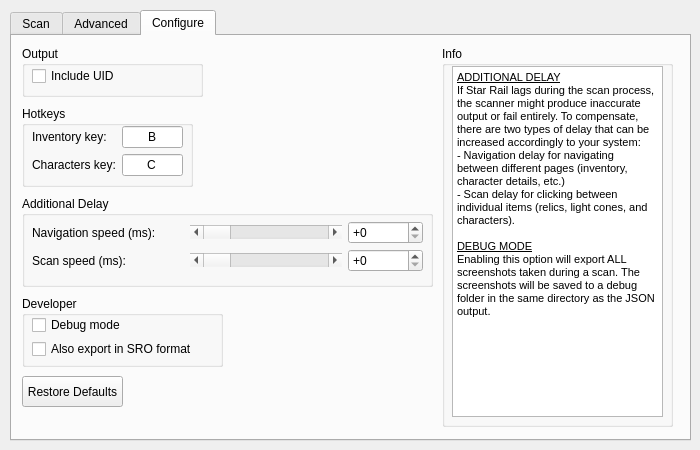
Before: the Qt Designer form src/ui/hsr_scanner.ui in kel-z/HSR-Scanner, drawn with Qt 5.
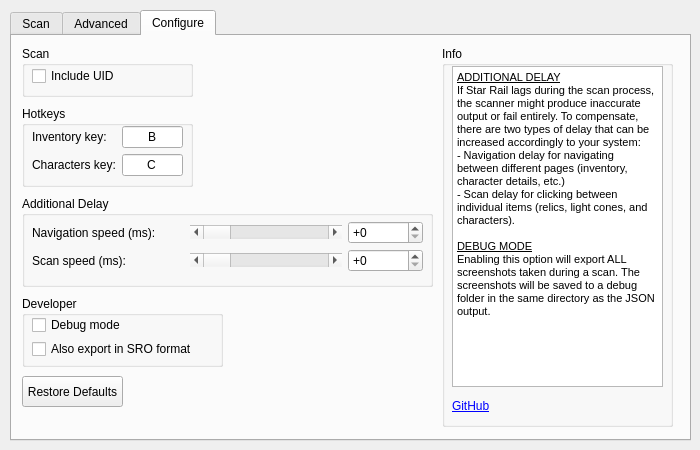
After: the same form once the commit is applied. The open tabs and pages were chosen to show the change. Custom widgets are drawn as their Qt base class.

Commit message: feat: sort relic substats after scan

```diff
--- a/src/ui/hsr_scanner.ui
+++ b/src/ui/hsr_scanner.ui
@@ -770,19 +770,19 @@
        <rect>
         <x>10</x>
         <y>10</y>
-        <width>181</width>
+        <width>171</width>
         <height>51</height>
        </rect>
       </property>
       <property name="title">
-       <string>Output</string>
+       <string>Scan</string>
       </property>
       <widget class="QWidget" name="verticalLayoutWidget_2">
        <property name="geometry">
         <rect>
          <x>10</x>
          <y>20</y>
-         <width>160</width>
+         <width>151</width>
          <height>21</height>
         </rect>
        </property>
@@ -1029,7 +1029,7 @@
          <x>10</x>
          <y>20</y>
          <width>211</width>
-         <height>351</height>
+         <height>321</height>
         </rect>
        </property>
        <property name="readOnly">
@@ -1049,6 +1049,25 @@
 &lt;p style=&quot; margin-top:0px; margin-bottom:0px; margin-left:0px; margin-right:0px; -qt-block-indent:0; text-indent:0px;&quot;&gt;Enabling this option will export ALL screenshots taken during a scan. The screenshots will be saved to a debug folder in the same directory as the JSON output.&lt;/p&gt;&lt;/body&gt;&lt;/html&gt;</string>
        </property>
       </widget>
+      <widget class="QLabel" name="label_16">
+       <property name="geometry">
+        <rect>
+         <x>10</x>
+         <y>350</y>
+         <width>71</width>
+         <height>21</height>
+        </rect>
+       </property>
+       <property name="text">
+        <string>&lt;html&gt;&lt;head/&gt;&lt;body&gt;&lt;p&gt;&lt;a href=&quot;https://github.com/kel-z/HSR-Scanner/tree/main&quot;&gt;&lt;span style=&quot; text-decoration: underline; color:#0000ff;&quot;&gt;GitHub&lt;/span&gt;&lt;/a&gt;&lt;/p&gt;&lt;/body&gt;&lt;/html&gt;</string>
+       </property>
+       <property name="textFormat">
+        <enum>Qt::RichText</enum>
+       </property>
+       <property name="openExternalLinks">
+        <bool>true</bool>
+       </property>
+      </widget>
      </widget>
      <widget class="QPushButton" name="pushButtonRestoreDefaults">
       <property name="geometry">
```
Left out of the diff: 52 changed lines with no effect on the pictures. The commit also changes 4 other files.
